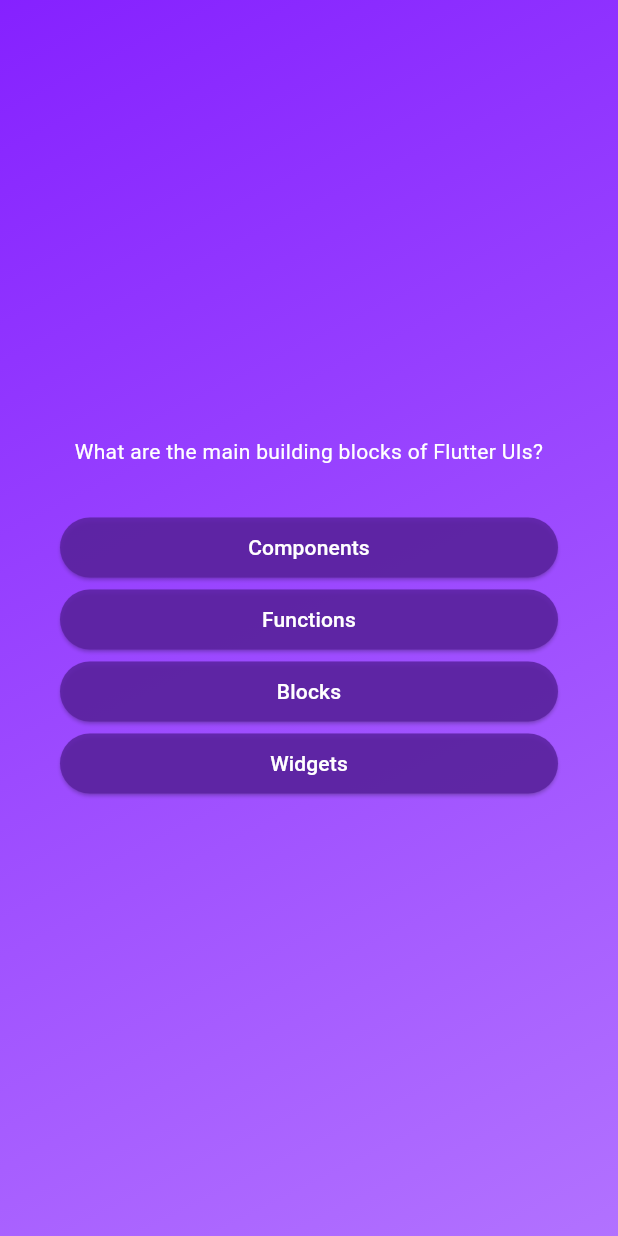
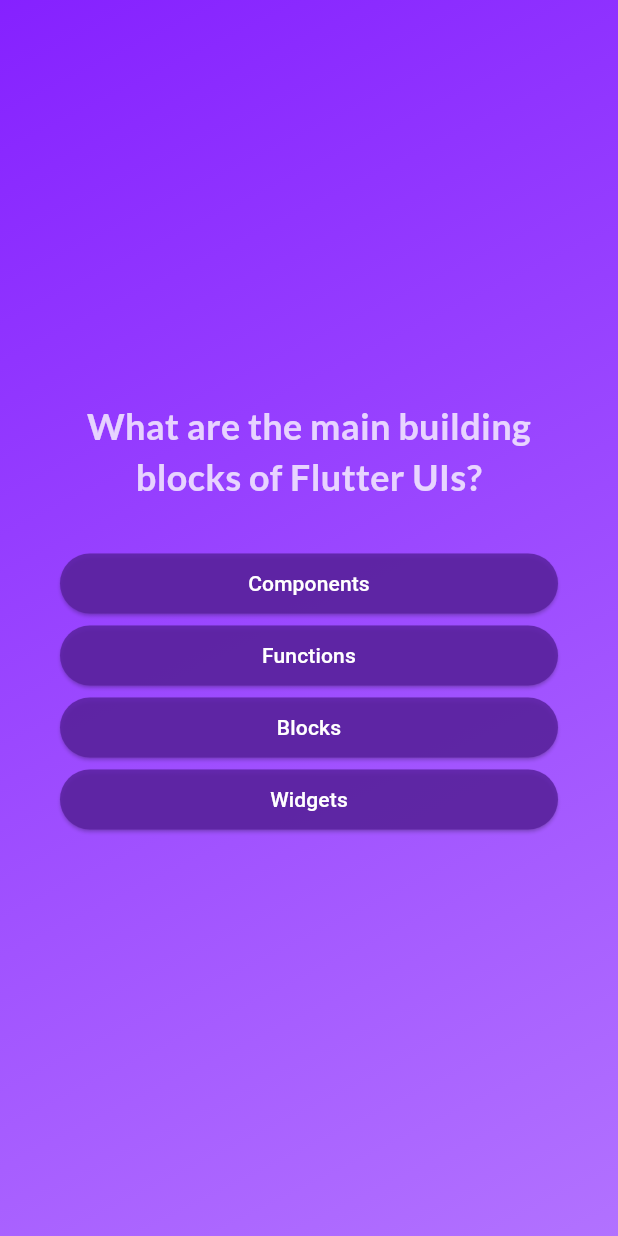
Before and after one commit to KunalSinghdeo/Flutter-Quiz-App, a Flutter app: the screen it shows after launch, after a tap on "Start Quiz", on a phone screen of 412 x 824 dp. Run offline on Flutter 3.47's test engine with Material 3 defaults, Android fonts, the phone set to English and light mode, and no system bars; our stand-ins replace google_fonts.

Commit message:
Fonts applied to question and start screen

```diff
--- a/lib/questions_screen.dart
+++ b/lib/questions_screen.dart
@@ -1,6 +1,8 @@
 import 'package:adv_basics/answer_button.dart';
 import 'package:flutter/material.dart';
 import 'package:adv_basics/data/questions.dart';
+import 'package:flutter/widgets.dart';
+import "package:google_fonts/google_fonts.dart";
 
 class QuestionScreen extends StatefulWidget {
   const QuestionScreen({super.key});
@@ -32,7 +34,11 @@ class _QuestionScreenState extends State<QuestionScreen> {
           children: [
             Text(
               currentQuestion.text,
-              style: const TextStyle(color: Colors.white),
+              style: GoogleFonts.lato(
+                color: const Color.fromARGB(197, 255, 255, 255),
+                fontSize: 24,
+                fontWeight: FontWeight.bold,
+              ),
               textAlign: TextAlign.center,
             ),
             const SizedBox(height: 30),
--- a/lib/start_screen.dart
+++ b/lib/start_screen.dart
@@ -1,4 +1,5 @@
 import 'package:flutter/material.dart';
+import "package:google_fonts/google_fonts.dart";
 
 class StartScreen extends StatelessWidget {
   //need to have a constructor function here by repeating class name, accepting named args called key
@@ -29,10 +30,10 @@ class StartScreen extends StatelessWidget {
         //   ),
         // ),
         const SizedBox(height: 80),
-        const Text(
+        Text(
           "Learn Flutter the fun way!!",
-          style: TextStyle(
-            color: Color.fromARGB(255, 244, 240, 249),
+          style: GoogleFonts.lato(
+            color: const Color.fromARGB(255, 244, 240, 249),
             fontSize: 24,
           ),
         ),
```
